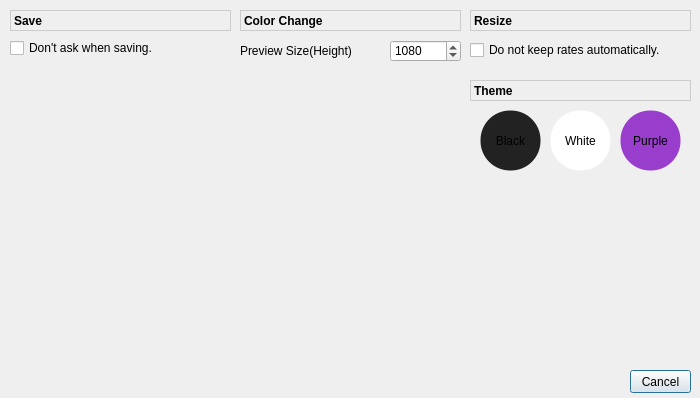
Qt form src/option.ui (baealex/imagekyll) before a commit.
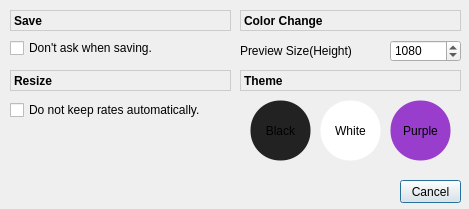
The same form after that commit.

The edit to the form file:
```diff
--- a/src/option.ui
+++ b/src/option.ui
@@ -6,8 +6,8 @@
    <rect>
     <x>0</x>
     <y>0</y>
-    <width>700</width>
-    <height>398</height>
+    <width>469</width>
+    <height>209</height>
    </rect>
   </property>
   <property name="windowTitle">
@@ -16,8 +16,8 @@
   <widget class="QPushButton" name="CloseBtn">
    <property name="geometry">
     <rect>
-     <x>630</x>
-     <y>370</y>
+     <x>400</x>
+     <y>180</y>
      <width>61</width>
      <height>23</height>
     </rect>
@@ -78,8 +78,8 @@
   <widget class="QCheckBox" name="checkBox_2">
    <property name="geometry">
     <rect>
-     <x>470</x>
-     <y>40</y>
+     <x>10</x>
+     <y>100</y>
      <width>221</width>
      <height>20</height>
     </rect>
@@ -121,8 +121,8 @@
   <widget class="QLabel" name="label_4">
    <property name="geometry">
     <rect>
-     <x>470</x>
-     <y>10</y>
+     <x>10</x>
+     <y>70</y>
      <width>221</width>
      <height>21</height>
     </rect>
@@ -138,8 +138,8 @@
   <widget class="QLabel" name="label_5">
    <property name="geometry">
     <rect>
-     <x>470</x>
-     <y>80</y>
+     <x>240</x>
+     <y>70</y>
      <width>221</width>
      <height>21</height>
     </rect>
@@ -155,8 +155,8 @@
   <widget class="QPushButton" name="BlackTheme">
    <property name="geometry">
     <rect>
-     <x>480</x>
-     <y>110</y>
+     <x>250</x>
+     <y>100</y>
      <width>61</width>
      <height>61</height>
     </rect>
@@ -174,8 +174,8 @@
   <widget class="QPushButton" name="WhiteTheme">
    <property name="geometry">
     <rect>
-     <x>550</x>
-     <y>110</y>
+     <x>320</x>
+     <y>100</y>
      <width>61</width>
      <height>61</height>
     </rect>
@@ -193,8 +193,8 @@
   <widget class="QPushButton" name="PurpleTheme">
    <property name="geometry">
     <rect>
-     <x>620</x>
-     <y>110</y>
+     <x>390</x>
+     <y>100</y>
      <width>61</width>
      <height>61</height>
     </rect>
```
Left out of the diff: 33 changed lines with no effect on the pictures.
